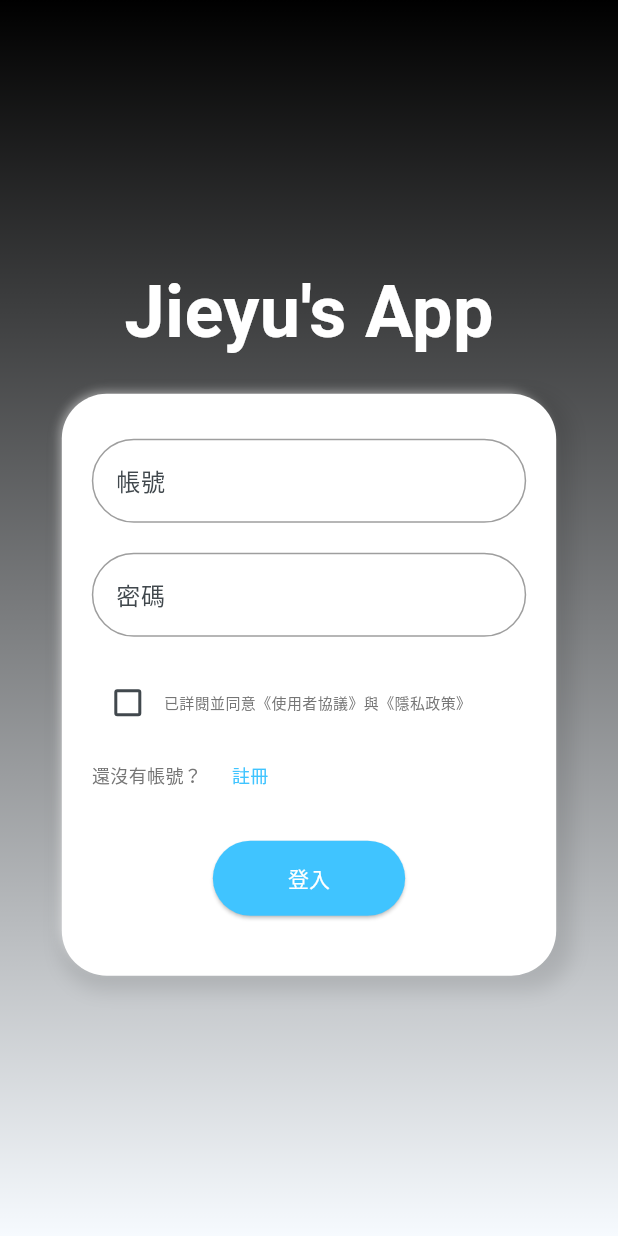
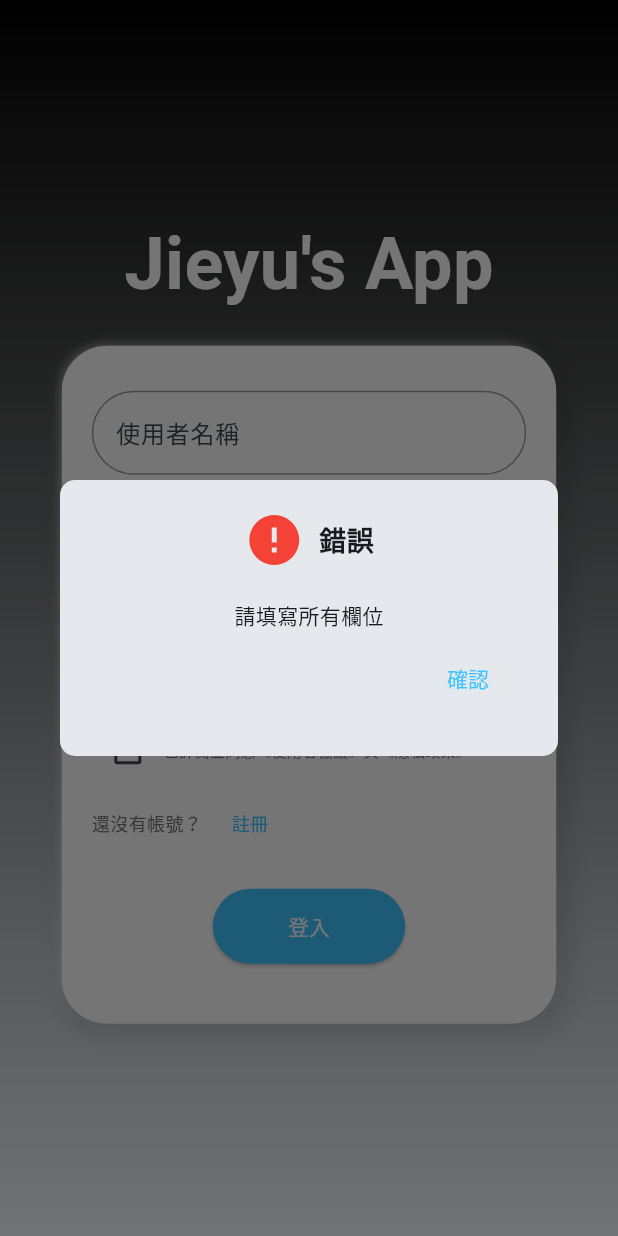
Before and after one commit to jieyu714/Jieyu-s-App, a Flutter app: the screen it shows after launch, after a tap on "登入", on a phone screen of 412 x 824 dp. Run offline on Flutter 3.47's test engine with Material 3 defaults, Android fonts, the phone set to English and light mode, and no system bars.

Commit message:
新增登入頁面格式檢查與進度對話框功能

```diff
--- a/lib/pages/Login/Index.dart
+++ b/lib/pages/Login/Index.dart
@@ -1,6 +1,7 @@
 import 'package:flutter/material.dart';
 import 'package:jieyu_app/utils/CustomCheckBox.dart';
 import 'package:jieyu_app/utils/CustomTextField.dart';
+import 'package:jieyu_app/utils/ProgressDialog.dart';
 
 class LoginPage extends StatefulWidget {
   const LoginPage({super.key});
@@ -10,9 +11,46 @@ class LoginPage extends StatefulWidget {
 }
 
 class _LoginPageState extends State<LoginPage> {
-  TextEditingController _accountController = TextEditingController();
-  TextEditingController _passwordController = TextEditingController();
-  CustomCheckBoxController _checkboxController = CustomCheckBoxController();
+  final TextEditingController _usernameController = TextEditingController();
+  final TextEditingController _passwordController = TextEditingController();
+  final CustomCheckBoxController _checkboxController = CustomCheckBoxController();
+
+  // final RegExp _usernameRegex = RegExp(r'^[a-zA-Z][a-zA-Z0-9_]{4,20}$');
+  // final RegExp _passwordRegex = RegExp(r'^[a-zA-Z0-9!@?_]{8,}$');
+
+  void _loginFormatCheck() {
+    if (_usernameController.text.isEmpty || _passwordController.text.isEmpty) {
+      ProgressDialog().showResult(context, message: "請填寫所有欄位", isError: true);
+      return;
+    } else if (_usernameController.text.length < 5 || _usernameController.text.length > 20) {
+      ProgressDialog().showResult(context, message: "使用者名稱長度必須在5-20個字符之間", isError: true);
+      return;
+    } else if (!_usernameController.text.startsWith(RegExp(r'[A-Z]'))) {
+      ProgressDialog().showResult(context, message: "使用者名稱必須以大寫字母開頭", isError: true);
+      return;
+    } else if (!RegExp(r'^[A-Z][a-zA-Z0-9_]{4,19}$').hasMatch(_usernameController.text)) {
+      ProgressDialog().showResult(context, message: "使用者名稱出現不允許的字符", isError: true);
+      return;
+    } else if (_passwordController.text.length < 8) {
+      ProgressDialog().showResult(context, message: "密碼長度至少8個字符", isError: true);
+      return;
+    } else if (!RegExp(r'^[a-zA-Z0-9!@?_]{8,}$').hasMatch(_passwordController.text)) {
+      ProgressDialog().showResult(context, message: "密碼出現不允許的字符", isError: true);
+      return;
+    } else if (!_checkboxController.isChecked) {
+      ProgressDialog().showResult(context, message: "請同意使用者協議與隱私政策", isError: true);
+      return;
+    } else {
+      ProgressDialog().showLoading(context, title: "登入中...", message: "請稍候...");
+      Future.delayed(Duration(seconds: 2), () {
+        ProgressDialog().hide(context);
+        ProgressDialog().showResult(context, message: "登入成功", isSuccess: true, onClose: () {
+          // TODO: 處理登入成功後的邏輯
+          print("登入成功，執行後續操作");
+        });
+      });
+    }
+  }
 
   @override
   Widget build(BuildContext context) {
@@ -72,14 +110,16 @@ class _LoginPageState extends State<LoginPage> {
                       mainAxisAlignment: MainAxisAlignment.center,
                       children: [
                         CustomTextField(
-                          labelText: '帳號',
-                          controller: _accountController,
+                          labelText: '使用者名稱',
+                          hintText: "必須以大寫字母開頭，長度5-20，允許大小寫字母、數字和_",
+                          controller: _usernameController
                         ),
                         SizedBox(height: 20),
                         CustomTextField(
                           labelText: '密碼',
+                          hintText: "長度至少8，允許大小寫字母、數字和!@?_",
                           controller: _passwordController,
-                          obscureText: true,
+                          obscureText: true
                         ),
                         SizedBox(height: 20),
                         CustomCheckBox(
@@ -113,7 +153,7 @@ class _LoginPageState extends State<LoginPage> {
                         SizedBox(height: 20),
                         ElevatedButton(
                           onPressed: () {
-                            // Handle login logic here
+                            _loginFormatCheck();
                           },
                           style: ElevatedButton.styleFrom(
                             padding: EdgeInsets.symmetric(horizontal: 50, vertical: 15),
--- a/lib/utils/CustomTextField.dart
+++ b/lib/utils/CustomTextField.dart
@@ -1,34 +1,51 @@
 import 'package:flutter/material.dart';
 import 'package:flutter/services.dart';
 
-class CustomTextField extends StatelessWidget {
+class CustomTextField extends StatefulWidget {
   final String labelText;
+  final String hintText;
   final TextEditingController controller;
   final bool obscureText;
-  final String? regExp;
   final int? maxLength;
 
   const CustomTextField({
     super.key,
     required this.labelText,
+    this.hintText = "",
     required this.controller,
     this.obscureText = false,
-    this.regExp,
     this.maxLength,
   });
 
   @override
+  State<CustomTextField> createState() => _CustomTextFieldState();
+}
+
+class _CustomTextFieldState extends State<CustomTextField> {
+  late bool _isObscured;
+
+  @override
+  void initState() {
+    super.initState();
+    _isObscured = widget.obscureText;
+  }
+
+  @override
   Widget build(BuildContext context) {
-    return TextField(
-      controller: controller,
-      obscureText: obscureText,
-      maxLength: maxLength,
+    return Column(
+      crossAxisAlignment: CrossAxisAlignment.start,
+      children: [
+        TextField(
+          controller: widget.controller,
+          obscureText: _isObscured,
+          maxLength: widget.maxLength,
           decoration: InputDecoration(
-        labelText: labelText,
+            labelText: widget.labelText,
             floatingLabelStyle: TextStyle(
               fontSize: 18,
               fontWeight: FontWeight.bold,
             ),
+            suffixIcon: widget.obscureText ? _buildPasswordVisibilityIcon() : null,
             border: OutlineInputBorder(
               borderRadius: BorderRadius.all(Radius.circular(30)),
             ),
@@ -41,12 +58,30 @@ class CustomTextField extends StatelessWidget {
               borderSide: BorderSide(color: Theme.of(context).colorScheme.primary, width: 2),
             ),
           ),
-      inputFormatters: [
-        if (regExp != null)
-          FilteringTextInputFormatter.allow(RegExp(regExp!)),
-        if (maxLength != null)
-          LengthLimitingTextInputFormatter(maxLength),
-      ]
+        ),
+        Padding(
+          padding: EdgeInsets.symmetric(vertical: 5, horizontal: 10),
+          child: Text(
+            widget.hintText,
+            style: TextStyle(
+              color: Colors.grey,
+              fontSize: 10,
+            ),
+          )
+        )
+      ],
+    );
+  }
+
+  Widget _buildPasswordVisibilityIcon() {
+    return IconButton(
+      icon: Icon(_isObscured ? Icons.visibility_off : Icons.visibility),
+      color: Colors.grey,
+      onPressed: () {
+        setState(() {
+          _isObscured = !_isObscured;
+        });
+      },
     );
   }
 }
--- /dev/null
+++ b/lib/utils/ProgressDialog.dart
@@ -0,0 +1,93 @@
+import 'package:flutter/material.dart';
+
+class ProgressDialog {
+  void showLoading(BuildContext context, {String title = "載入中...", String message = "請稍候..."}) {
+    showDialog(
+      context: context,
+      barrierDismissible: false,
+      builder: (BuildContext context) {
+        return Dialog(
+          shape: RoundedRectangleBorder(borderRadius: BorderRadius.circular(10)),
+          child: Padding(
+            padding: const EdgeInsets.all(20.0),
+            child: Column(
+              mainAxisAlignment: MainAxisAlignment.center,
+              mainAxisSize: MainAxisSize.min,
+              children: [
+                CircularProgressIndicator(),
+                SizedBox(height: 20),
+                Text(title, style: TextStyle(fontSize: 18, fontWeight: FontWeight.bold)),
+                SizedBox(height: 10),
+                Text(message),
+              ],
+            ),
+          ),
+        );
+      },
+    );
+  }
+
+  void showResult(BuildContext context, {String message = "", bool isSuccess = false, bool isError = false, bool isInfo = false, Function? onClose}) {
+    showDialog(
+      context: context,
+      barrierDismissible: true,
+      builder: (BuildContext context) {
+        return Dialog(
+          shape: RoundedRectangleBorder(borderRadius: BorderRadius.circular(10)),
+          child: Padding(
+            padding: const EdgeInsets.all(20.0),
+            child: Column(
+              mainAxisSize: MainAxisSize.min,
+              children: [
+                if (isSuccess)
+                  Row(
+                    mainAxisAlignment: MainAxisAlignment.center,
+                    children: [
+                      Icon(Icons.check_circle, color: Colors.green, size: 40),
+                      SizedBox(width: 10),
+                      Text("成功", style: TextStyle(fontSize: 18, fontWeight: FontWeight.bold)),
+                    ]
+                  ),
+                if (isError)
+                  Row(
+                    mainAxisAlignment: MainAxisAlignment.center,
+                    children: [
+                      Icon(Icons.error, color: Colors.red, size: 40),
+                      SizedBox(width: 10),
+                      Text("錯誤", style: TextStyle(fontSize: 18, fontWeight: FontWeight.bold)),
+                    ]
+                  ),
+                if (isInfo)
+                  Row(
+                    mainAxisAlignment: MainAxisAlignment.center,
+                    children: [
+                      Icon(Icons.info, color: Colors.blue, size: 40),
+                      SizedBox(width: 10),
+                      Text("資訊", style: TextStyle(fontSize: 18, fontWeight: FontWeight.bold)),
+                    ]
+                  ),
+                SizedBox(height: 20),
+                Text(message),
+                ButtonBar(
+                  children: [
+                    TextButton(
+                      onPressed: () {
+                        Navigator.of(context, rootNavigator: true).pop();
+                        if (onClose != null) onClose();
+                      },
+                      child: Text("確認"),
+                    ),
+                  ],
+                )
+              ],
+            ),
+          ),
+        );
+      },
+    );
+  }
+
+  void hide(BuildContext context) {
+    Navigator.of(context, rootNavigator: true).pop();
+  }
+}
```
Lines whose indentation alone changed are shown as unchanged.
